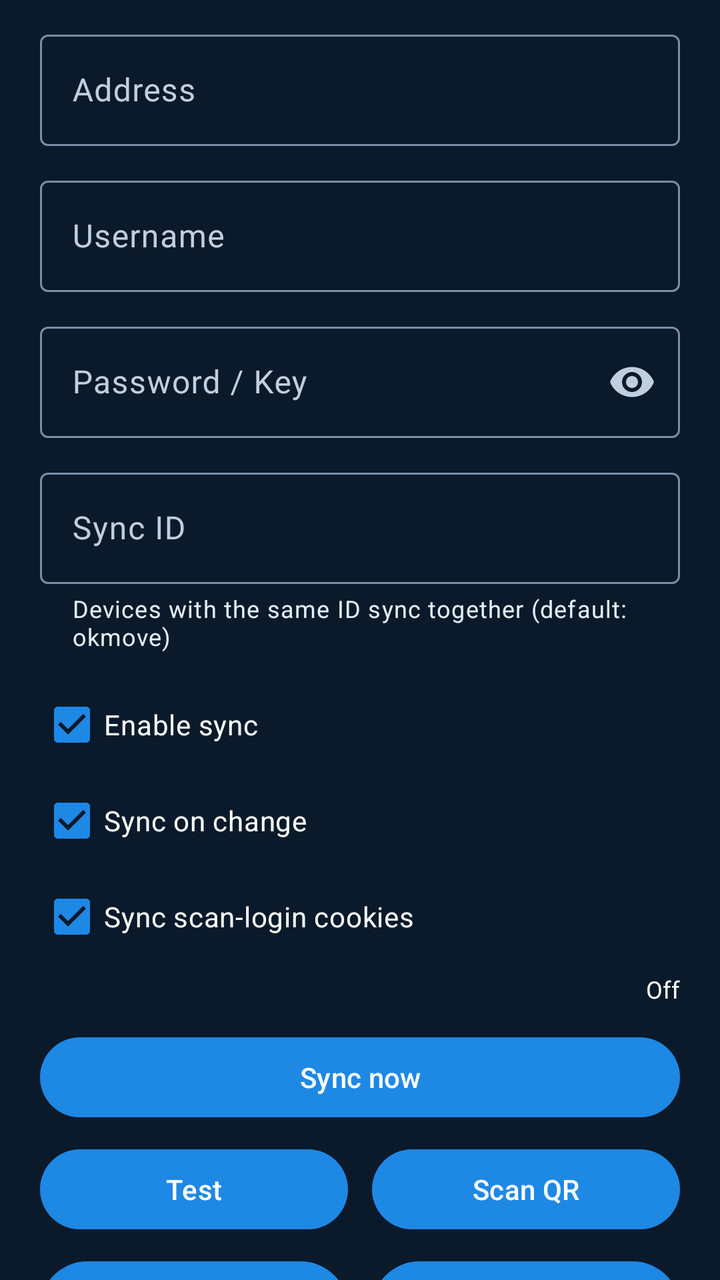
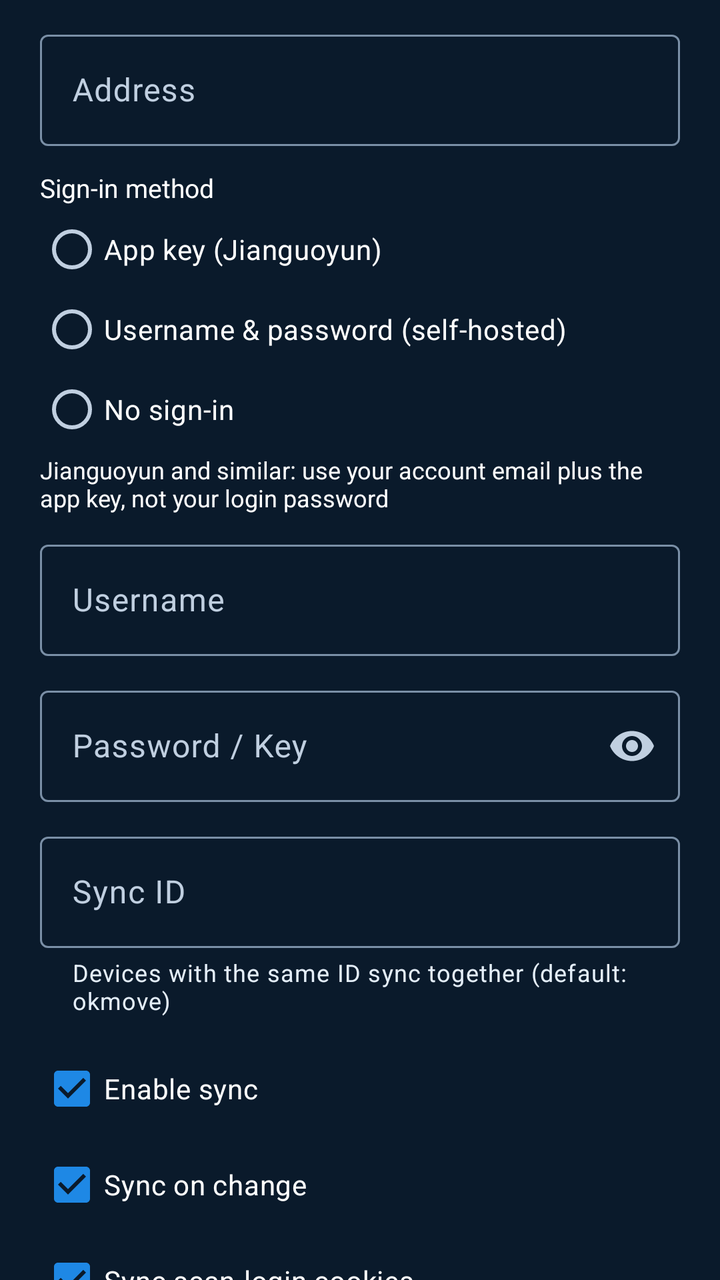

Screens rendered from an Android XML layout before and after an edit, with the pre-edit source and the edit as a unified diff.
<!-- AndroidManifest.xml: application theme Theme.App -->
<!-- res/layout/dialog_webdav.xml -->
<?xml version="1.0" encoding="utf-8"?>

<androidx.core.widget.NestedScrollView xmlns:android="http://schemas.android.com/apk/res/android"
    xmlns:app="http://schemas.android.com/apk/res-auto"
    android:layout_width="match_parent"
    android:layout_height="wrap_content"
    android:fillViewport="false"
    android:overScrollMode="never">

    <androidx.appcompat.widget.LinearLayoutCompat
        android:layout_width="match_parent"
        android:layout_height="wrap_content"
        android:orientation="vertical"
        android:paddingStart="20dp"
        android:paddingTop="12dp"
        android:paddingEnd="20dp"
        android:paddingBottom="16dp">

        <com.google.android.material.textfield.TextInputLayout
            android:layout_width="match_parent"
            android:layout_height="wrap_content"
            android:layout_marginBottom="12dp"
            android:hint="@string/webdav_url">

            <com.google.android.material.textfield.TextInputEditText
                android:id="@+id/url"
                android:layout_width="match_parent"
                android:layout_height="wrap_content"
                android:importantForAutofill="no"
                android:inputType="text"
                android:singleLine="true" />

        </com.google.android.material.textfield.TextInputLayout>

        <com.google.android.material.textfield.TextInputLayout
            android:layout_width="match_parent"
            android:layout_height="wrap_content"
            android:layout_marginBottom="12dp"
            android:hint="@string/webdav_user">

            <com.google.android.material.textfield.TextInputEditText
                android:id="@+id/user"
                android:layout_width="match_parent"
                android:layout_height="wrap_content"
                android:importantForAutofill="no"
                android:inputType="textEmailAddress"
                android:singleLine="true" />

        </com.google.android.material.textfield.TextInputLayout>

        <com.google.android.material.textfield.TextInputLayout
            android:layout_width="match_parent"
            android:layout_height="wrap_content"
            android:layout_marginBottom="12dp"
            android:hint="@string/webdav_pass"
            app:endIconMode="password_toggle">

            <com.google.android.material.textfield.TextInputEditText
                android:id="@+id/pass"
                android:layout_width="match_parent"
                android:layout_height="wrap_content"
                android:importantForAutofill="no"
                android:inputType="textPassword"
                android:singleLine="true" />

        </com.google.android.material.textfield.TextInputLayout>

        <com.google.android.material.textfield.TextInputLayout
            android:layout_width="match_parent"
            android:layout_height="wrap_content"
            android:layout_marginBottom="12dp"
            android:hint="@string/webdav_folder"
            app:helperText="@string/webdav_folder_tip"
            app:helperTextEnabled="true"
            app:helperTextTextColor="?attr/colorOnSurface">

            <com.google.android.material.textfield.TextInputEditText
                android:id="@+id/folder"
                android:layout_width="match_parent"
                android:layout_height="wrap_content"
                android:importantForAutofill="no"
                android:inputType="text"
                android:singleLine="true" />

        </com.google.android.material.textfield.TextInputLayout>

        <androidx.appcompat.widget.AppCompatCheckBox
            style="@style/DialogCheck"
            android:id="@+id/enable"
            android:layout_width="match_parent"
            android:layout_height="wrap_content"
            android:checked="true"
            android:text="@string/webdav_enable"
            android:textColor="@color/white" />

        <androidx.appcompat.widget.AppCompatCheckBox
            style="@style/DialogCheck"
            android:id="@+id/auto"
            android:layout_width="match_parent"
            android:layout_height="wrap_content"
            android:checked="true"
            android:text="@string/webdav_auto"
            android:textColor="@color/white" />

        <androidx.appcompat.widget.AppCompatCheckBox
            style="@style/DialogCheck"
            android:id="@+id/cookie"
            android:layout_width="match_parent"
            android:layout_height="wrap_content"
            android:checked="true"
            android:text="@string/webdav_cookie"
            android:textColor="@color/white" />

        <com.google.android.material.textview.MaterialTextView
            android:id="@+id/last"
            android:layout_width="match_parent"
            android:layout_height="wrap_content"
            android:layout_marginTop="4dp"
            android:gravity="end"
            android:text="@string/webdav_off"
            android:textColor="@color/white"
            android:textSize="12sp" />

        <com.google.android.material.button.MaterialButton
            style="@style/DialogAction"
            android:id="@+id/sync"
            android:layout_width="match_parent"
            android:layout_height="wrap_content"
            android:layout_marginTop="12dp"
            android:text="@string/webdav_sync" />

        <androidx.appcompat.widget.LinearLayoutCompat
            android:layout_width="match_parent"
            android:layout_height="wrap_content"
            android:layout_marginTop="8dp"
            android:orientation="horizontal">

            <com.google.android.material.button.MaterialButton
                style="@style/DialogAction"
                android:id="@+id/test"
                    android:layout_width="0dp"
                android:layout_height="wrap_content"
                android:layout_marginEnd="6dp"
                android:layout_weight="1"
                android:text="@string/webdav_test" />

            <com.google.android.material.button.MaterialButton
                style="@style/DialogAction"
                android:id="@+id/scan"
                    android:layout_width="0dp"
                android:layout_height="wrap_content"
                android:layout_marginStart="6dp"
                android:layout_weight="1"
                android:text="@string/webdav_scan" />

        </androidx.appcompat.widget.LinearLayoutCompat>

        <androidx.appcompat.widget.LinearLayoutCompat
            android:layout_width="match_parent"
            android:layout_height="wrap_content"
            android:layout_marginTop="8dp"
            android:orientation="horizontal">

            <com.google.android.material.button.MaterialButton
                style="@style/DialogAction"
                android:id="@+id/push"
                    android:layout_width="0dp"
                android:layout_height="wrap_content"
                android:layout_marginEnd="6dp"
                android:layout_weight="1"
                android:text="@string/webdav_push" />

            <com.google.android.material.button.MaterialButton
                style="@style/DialogAction"
                android:id="@+id/pull"
                    android:layout_width="0dp"
                android:layout_height="wrap_content"
                android:layout_marginStart="6dp"
                android:layout_weight="1"
                android:text="@string/webdav_pull" />

        </androidx.appcompat.widget.LinearLayoutCompat>

        <com.google.android.material.button.MaterialButton
            style="@style/DialogAction"
            android:id="@+id/qrcode"
            android:layout_width="match_parent"
            android:layout_height="wrap_content"
            android:layout_marginTop="8dp"
            android:text="@string/webdav_qrcode" />

        <com.google.android.material.button.MaterialButton
            style="@style/DialogAction"
            android:id="@+id/lan"
            android:layout_width="match_parent"
            android:layout_height="wrap_content"
            android:layout_marginTop="8dp"
            android:text="@string/webdav_lan" />

        <androidx.appcompat.widget.AppCompatImageView
            android:id="@+id/image"
            android:layout_width="wrap_content"
            android:layout_height="wrap_content"
            android:layout_gravity="center_horizontal"
            android:layout_marginTop="8dp"
            android:adjustViewBounds="true"
            android:maxWidth="220dp"
            android:visibility="gone" />

    </androidx.appcompat.widget.LinearLayoutCompat>

</androidx.core.widget.NestedScrollView>
<!-- resources referenced by this layout -->
<resources>
  <color name="white">#FFFFFF</color>
  <string name="webdav_auto">Sync on change</string>
  <string name="webdav_cookie">Sync scan-login cookies</string>
  <string name="webdav_enable">Enable sync</string>
  <string name="webdav_folder">Sync ID</string>
  <string name="webdav_folder_tip">Devices with the same ID sync together (default: okmove)</string>
  <string name="webdav_lan">Fill by phone</string>
  <string name="webdav_off">Off</string>
  <string name="webdav_pass">Password / Key</string>
  <string name="webdav_pull">Download (override local)</string>
  <string name="webdav_push">Upload (override cloud)</string>
  <string name="webdav_qrcode">QR code</string>
  <string name="webdav_scan">Scan QR</string>
  <string name="webdav_sync">Sync now</string>
  <string name="webdav_test">Test</string>
  <string name="webdav_url">Address</string>
  <string name="webdav_user">Username</string>
  <style name="DialogAction" parent="Widget.Material3.Button" />
  <style name="DialogCheck" />
  <style name="Theme.App" parent="Theme.Base" />
  <color name="blue_primary">#1E88E5</color>
  <color name="blue_on_primary">#FFFFFF</color>
  <color name="blue_primary_container">#104A7A</color>
  <color name="blue_on_primary_container">#D6E6FF</color>
  <color name="blue_secondary">#64B5F6</color>
  <color name="blue_on_secondary">#003258</color>
  <color name="blue_secondary_container">#154B72</color>
  <color name="blue_on_secondary_container">#D2E6FF</color>
  <color name="blue_surface">#0E2136</color>
  <color name="blue_on_surface">#E4EEF8</color>
  <color name="blue_surface_variant">#17334F</color>
  <color name="blue_on_surface_variant">#C0CFE0</color>
  <color name="blue_outline">#7A8FA6</color>
  <color name="blue_error">#FF8A80</color>
  <color name="blue_on_error">#4E0007</color>
  <color name="blue_bg">#0A1A2B</color>
  <style name="NoAnim">
          <item name="android:activityOpenEnterAnimation">@null</item>
          <item name="android:activityOpenExitAnimation">@null</item>
          <item name="android:activityCloseEnterAnimation">@null</item>
          <item name="android:activityCloseExitAnimation">@null</item>
      </style>
  <!-- unchanged entries left out for length: 1 -->
</resources>

<!-- the commit's change to res/layout/dialog_webdav.xml (unified diff, before → after) -->
@@ -32,7 +32,64 @@
 
         </com.google.android.material.textfield.TextInputLayout>
 
-        <com.google.android.material.textfield.TextInputLayout
+        <com.google.android.material.textview.MaterialTextView
+            android:layout_width="match_parent"
+            android:layout_height="wrap_content"
+            android:layout_marginBottom="2dp"
+            android:text="@string/webdav_auth"
+            android:textColor="@color/white"
+            android:textSize="13sp" />
+
+        <RadioGroup
+            android:id="@+id/auth"
+            android:layout_width="match_parent"
+            android:layout_height="wrap_content"
+            android:layout_marginBottom="2dp"
+            android:orientation="vertical">
+
+            <androidx.appcompat.widget.AppCompatRadioButton
+                android:id="@+id/auth_key"
+                android:layout_width="match_parent"
+                android:layout_height="wrap_content"
+                android:buttonTint="@color/white"
+                android:minHeight="40dp"
+                android:text="@string/webdav_auth_key"
+                android:textColor="@color/white"
+                android:textSize="14sp" />
+
+            <androidx.appcompat.widget.AppCompatRadioButton
+                android:id="@+id/auth_password"
+                android:layout_width="match_parent"
+                android:layout_height="wrap_content"
+                android:buttonTint="@color/white"
+                android:minHeight="40dp"
+                android:text="@string/webdav_auth_password"
+                android:textColor="@color/white"
+                android:textSize="14sp" />
+
+            <androidx.appcompat.widget.AppCompatRadioButton
+                android:id="@+id/auth_none"
+                android:layout_width="match_parent"
+                android:layout_height="wrap_content"
+                android:buttonTint="@color/white"
+                android:minHeight="40dp"
+                android:text="@string/webdav_auth_none"
+                android:textColor="@color/white"
+                android:textSize="14sp" />
+
+        </RadioGroup>
+
+        <com.google.android.material.textview.MaterialTextView
+            android:id="@+id/auth_tip"
+            android:layout_width="match_parent"
+            android:layout_height="wrap_content"
+            android:layout_marginBottom="10dp"
+            android:text="@string/webdav_auth_tip_key"
+            android:textColor="@color/white"
+            android:textSize="12sp" />
+
+        <com.google.android.material.textfield.TextInputLayout
+            android:id="@+id/userLayout"
             android:layout_width="match_parent"
             android:layout_height="wrap_content"
             android:layout_marginBottom="12dp"
@@ -43,12 +100,13 @@
                 android:layout_width="match_parent"
                 android:layout_height="wrap_content"
                 android:importantForAutofill="no"
-                android:inputType="textEmailAddress"
-                android:singleLine="true" />
-
-        </com.google.android.material.textfield.TextInputLayout>
-
-        <com.google.android.material.textfield.TextInputLayout
+                android:inputType="text"
+                android:singleLine="true" />
+
+        </com.google.android.material.textfield.TextInputLayout>
+
+        <com.google.android.material.textfield.TextInputLayout
+            android:id="@+id/passLayout"
             android:layout_width="match_parent"
             android:layout_height="wrap_content"
             android:layout_marginBottom="12dp"
<!-- resource entries referenced after the edit -->
@@ -1,6 +1,11 @@
 <!-- resources referenced by this layout -->
 <resources>
   <color name="white">#FFFFFF</color>
+  <string name="webdav_auth">Sign-in method</string>
+  <string name="webdav_auth_key">App key (Jianguoyun)</string>
+  <string name="webdav_auth_none">No sign-in</string>
+  <string name="webdav_auth_password">Username &amp; password (self-hosted)</string>
+  <string name="webdav_auth_tip_key">Jianguoyun and similar: use your account email plus the app key, not your login password</string>
   <string name="webdav_auto">Sync on change</string>
   <string name="webdav_cookie">Sync scan-login cookies</string>
   <string name="webdav_enable">Enable sync</string>
